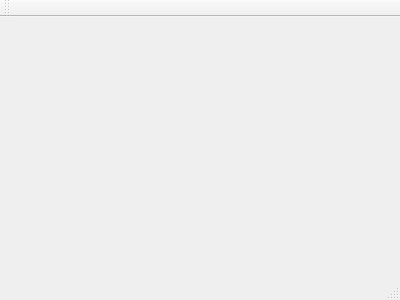
First picture: the form in ImageCompression/mainwindow.ui, repository egjimenezg/ImageAnalysis, before the edit.
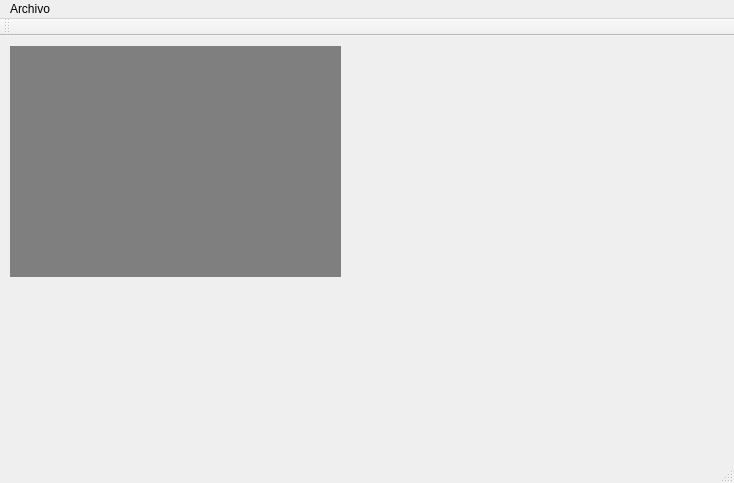
Second picture: the form after the edit.

Commit message: coding #100 agregando clase Image

```diff
--- a/ImageCompression/mainwindow.ui
+++ b/ImageCompression/mainwindow.ui
@@ -1,24 +1,68 @@
 <ui version="4.0">
  <class>MainWindow</class>
- <widget class="QMainWindow" name="MainWindow" >
-  <property name="geometry" >
+ <widget class="QMainWindow" name="MainWindow">
+  <property name="geometry">
    <rect>
     <x>0</x>
     <y>0</y>
-    <width>400</width>
-    <height>300</height>
+    <width>734</width>
+    <height>483</height>
    </rect>
   </property>
   <property name="windowTitle" >
    <string>MainWindow</string>
   </property>
-  <widget class="QMenuBar" name="menuBar" />
-  <widget class="QToolBar" name="mainToolBar" />
-  <widget class="QWidget" name="centralWidget" />
-  <widget class="QStatusBar" name="statusBar" />
+  <widget class="QWidget" name="centralWidget">
+   <widget class="QLabel" name="label">
+    <property name="geometry">
+     <rect>
+      <x>10</x>
+      <y>10</y>
+      <width>331</width>
+      <height>231</height>
+     </rect>
+    </property>
+    <property name="styleSheet">
+     <string notr="true">background-color:rgb(127, 127, 127)</string>
+    </property>
+    <property name="text">
+     <string/>
+    </property>
+   </widget>
+  </widget>
+  <widget class="QMenuBar" name="menuBar">
+   <property name="geometry">
+    <rect>
+     <x>0</x>
+     <y>0</y>
+     <width>734</width>
+     <height>22</height>
+    </rect>
+   </property>
+   <widget class="QMenu" name="menuImage_Compression">
+    <property name="title">
+     <string>Archivo</string>
+    </property>
+    <addaction name="actionOpen"/>
+   </widget>
+   <addaction name="menuImage_Compression"/>
+  </widget>
+  <widget class="QToolBar" name="mainToolBar">
+   <attribute name="toolBarArea">
+    <enum>TopToolBarArea</enum>
+   </attribute>
+   <attribute name="toolBarBreak">
+    <bool>false</bool>
+   </attribute>
+  </widget>
+  <widget class="QStatusBar" name="statusBar"/>
+  <action name="actionOpen">
+   <property name="text">
+    <string>Abrir</string>
+   </property>
+  </action>
  </widget>
- <layoutDefault spacing="6" margin="11" />
- <pixmapfunction></pixmapfunction>
+ <layoutdefault spacing="6" margin="11"/>
  <resources/>
  <connections/>
 </ui>
```
Left out of the diff: 5 changed lines with no effect on the pictures. The commit also changes 6 other files.
